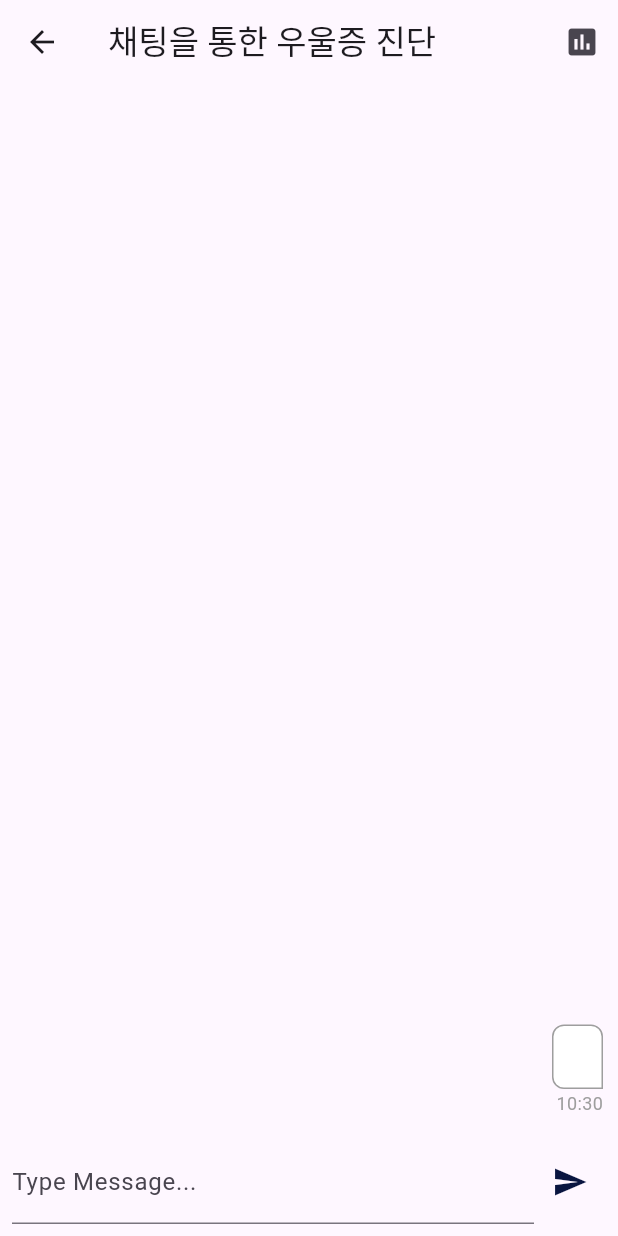
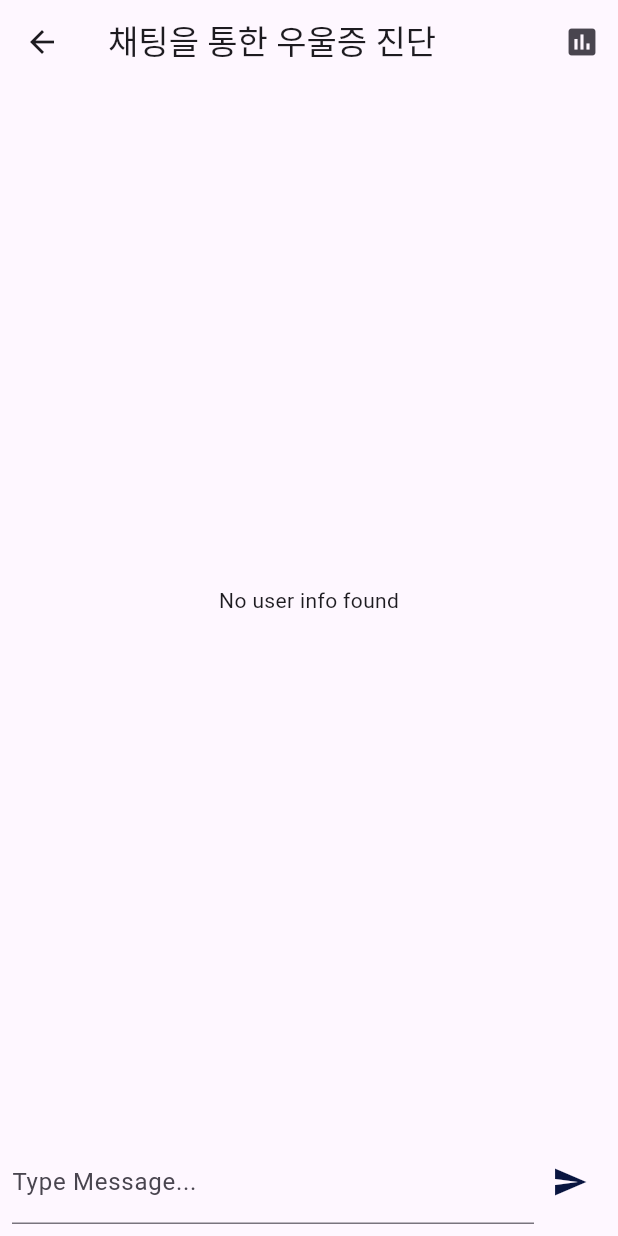
Before and after one commit to bk123477/2024-SolutionChallenge-sMiLe, a Flutter app: the DepressionChatbotScreen screen opened directly, after a tap on the "send" icon, on a phone screen of 412 x 824 dp. Run offline on Flutter 3.47's test engine with Material 3 defaults, Android fonts, the phone set to English and light mode, and no system bars; our stand-ins replace cloud_firestore, firebase_auth, firebase_core, firebase_messaging, firebase_storage, flutter_local_notifications and 4 more; accounts and stored records are empty; network calls fail.

Commit message:
Feat: User personal chatbot

```diff
--- a/lib/chat/message_send.dart
+++ b/lib/chat/message_send.dart
@@ -1,6 +1,7 @@
 import 'dart:async';
 
 import 'package:flutter/material.dart';
+import 'package:shared_preferences/shared_preferences.dart';
 import '../config/palette.dart';
 import 'chat_bubbles.dart';
 import 'package:cloud_firestore/cloud_firestore.dart';
@@ -17,11 +18,18 @@ class NewMessage extends StatefulWidget {
 class _NewMessageState extends State<NewMessage> {
   final _controller = TextEditingController();
   late Stream<QuerySnapshot> chatDocs;
+  late String _userInfo ="";
+
+  getUser() async {
+    SharedPreferences _prefs = await SharedPreferences.getInstance();
+    _userInfo = _prefs.getString("userInfo")!;
+    chatDocs = FirebaseFirestore.instance.collection('chat').orderBy('time', descending: true).snapshots();
+  }
 
   @override
   void initState() {
     super.initState();
-    chatDocs = FirebaseFirestore.instance.collection('chat').orderBy('time', descending: true).snapshots();
+    getUser();
   }
 
   @override
@@ -36,6 +44,7 @@ class _NewMessageState extends State<NewMessage> {
     FirebaseFirestore.instance.collection('chat').add({
       'chat': _controller.text,
       'isUser': true,
+      'userInfo': _userInfo,
       'time': Timestamp.now(),
     });
     _sendChatRequest();
@@ -62,6 +71,7 @@ class _NewMessageState extends State<NewMessage> {
     FirebaseFirestore.instance.collection('chat').add({
       'chat': chat_text,
       'isUser': false,
+      'userInfo': _userInfo,
       'time': Timestamp.now(),
     });
   }
--- a/lib/chat/message_show.dart
+++ b/lib/chat/message_show.dart
@@ -13,30 +13,60 @@ class Messages extends StatefulWidget {
 class _MessagesState extends State<Messages> {
   TextEditingController _messageController = TextEditingController();
   final FirebaseFirestore _firestore = FirebaseFirestore.instance;
+  late String _userInfo = "";
+
+  @override
+  void initState(){
+    super.initState();
+    getUser();
+    print(_userInfo);
+  }
+
+  Future<String?>getUser() async {
+    SharedPreferences _prefs = await SharedPreferences.getInstance();
+    return _prefs.getString('userInfo');
+  }
 
   @override
   Widget build(BuildContext context) {
-    var chatDocs = _firestore.collection('chat').orderBy('time', descending: true).snapshots();
+    return FutureBuilder<String?>(
+      future: getUser(),
+      builder: (context, snapshot) {
+        if (snapshot.connectionState == ConnectionState.waiting) {
+          return Center(child: CircularProgressIndicator());
+        }
+
+        final _userInfo = snapshot.data;
+        // null 체크
+        if (_userInfo == null) {
+          return Center(child: Text("No user info found"));
+        }
+
+        var chatDocs = _firestore
+            .collection('chat')
+            .where('userInfo', isEqualTo: _userInfo)
+            .orderBy('time', descending: true)
+            .snapshots();
 
         return Column(
           children: [
             Expanded(
-          child: StreamBuilder(
+              child: StreamBuilder<QuerySnapshot>(
                 stream: chatDocs,
-            builder: (context, AsyncSnapshot<QuerySnapshot> chatDocs) {
-              if (chatDocs.connectionState == ConnectionState.waiting) {
-                return Center(
-                  child: CircularProgressIndicator(),
-                );
+                builder: (context, AsyncSnapshot<QuerySnapshot> chatSnapshot) {
+                  if (chatSnapshot.connectionState == ConnectionState.waiting) {
+                    return Center(child: CircularProgressIndicator());
                   }
-              var chatDocsList = chatDocs.data!.docs;
+
+                  final chatDocsList = chatSnapshot.data?.docs ?? [];
                   return ListView.builder(
                     reverse: true,
                     itemCount: chatDocsList.length,
-                itemBuilder: (context, index) => ChatBubbles(
-                  chatDocsList[index]['chat'] as String,
-                  chatDocsList[index]['isUser'] as bool,
-                  chatDocsList[index]['time'] as Timestamp,
+                    itemBuilder: (context, index) =>
+                        ChatBubbles(
+                          chatDocsList[index]['chat'],
+                          chatDocsList[index]['isUser'],
+                          chatDocsList[index]['time'],
                         ),
                   );
                 },
@@ -44,5 +74,7 @@ class _MessagesState extends State<Messages> {
             ),
           ],
         );
+      },
+    );
   }
   }
```
Lines whose indentation alone changed are shown as unchanged.
